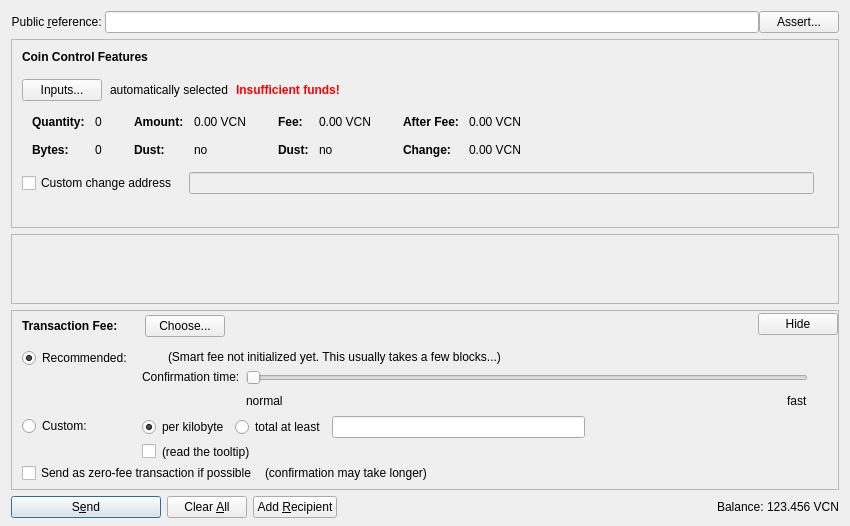
The window that src/qt/forms/sendcoinsdialog.ui (gjhiggins/vcoincore) describes before a commit, drawn with Qt 5.
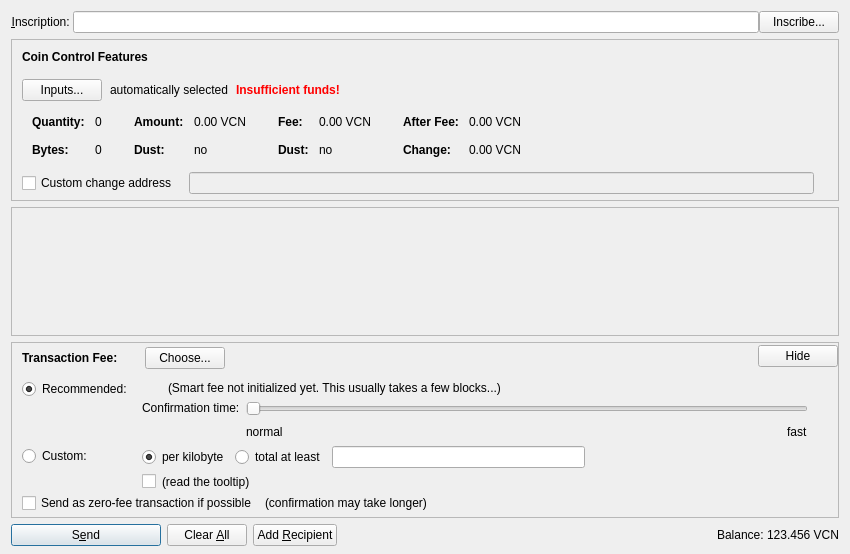
The same window after the commit. Icons and pictures are not drawn. Custom widgets are drawn as their Qt base class.

Commit message: layout adjustment, synch with develop

```diff
--- a/src/qt/forms/sendcoinsdialog.ui
+++ b/src/qt/forms/sendcoinsdialog.ui
@@ -7,7 +7,7 @@
     <x>0</x>
     <y>0</y>
     <width>850</width>
-    <height>526</height>
+    <height>554</height>
    </rect>
   </property>
   <property name="windowTitle">
@@ -25,7 +25,7 @@
      <item>
       <widget class="QLabel" name="labelTxComment">
        <property name="text">
-        <string>Public &amp;reference: </string>
+        <string>&amp;Inscription: </string>
        </property>
        <property name="alignment">
         <set>Qt::AlignLeading|Qt::AlignLeft|Qt::AlignRight|Qt::AlignTrailing|Qt::AlignVCenter</set>
@@ -51,7 +51,7 @@
         <string notr="true"/>
        </property>
        <property name="text">
-        <string>Assert...</string>
+        <string>Inscribe...</string>
        </property>
       </widget>
      </item>
@@ -657,7 +657,7 @@
         <x>0</x>
         <y>0</y>
         <width>830</width>
-        <height>104</height>
+        <height>68</height>
        </rect>
       </property>
       <layout class="QVBoxLayout" name="verticalLayout_2" stretch="0,1">
@@ -688,7 +688,7 @@
          <property name="sizeHint" stdset="0">
           <size>
            <width>20</width>
-           <height>40</height>
+           <height>140</height>
           </size>
          </property>
         </spacer>
```
Left out of the diff: 8 changed lines with no effect on the pictures. The commit also changes 4 other files.
